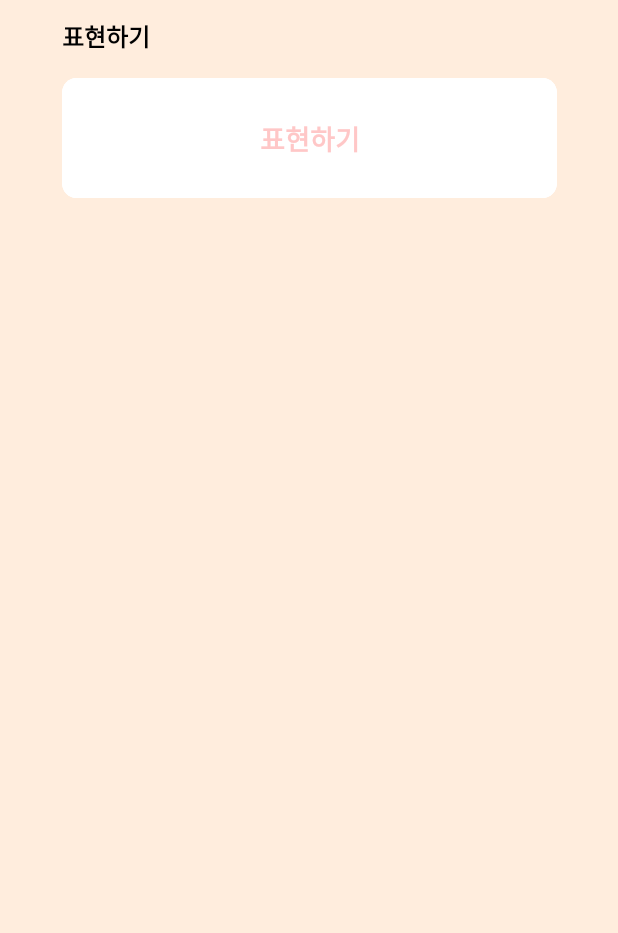
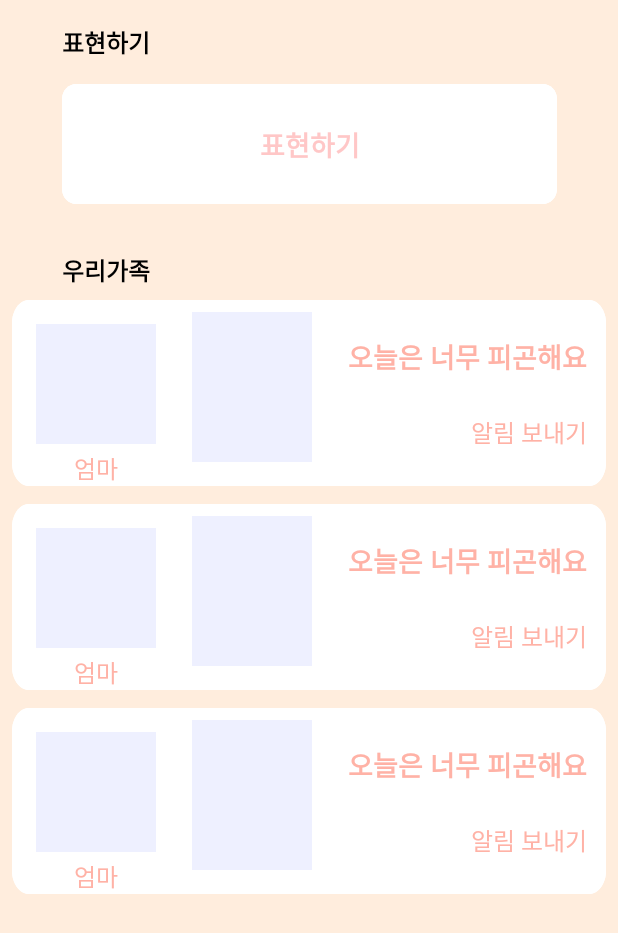
Before and after one commit to ChanggiJeon/dodamdodam, an Android app: the layout fragment_family.xml on its own in the app's theme, with its tools: preview values and no code run, on a phone screen of 412 x 824 dp. Shown: the top 933 px of the screen. Run offline under Robolectric (Android 15) with nearby library versions, the phone set to English and light mode, and no system bars.

Commit message:
[S06P31D203-43] FE/feature/가족 컨디션 : 리사이클러뷰, 아이템 구현

```diff
--- a/family -FE/app/src/main/res/layout/fragment_family.xml
+++ b/family -FE/app/src/main/res/layout/fragment_family.xml
@@ -12,11 +12,11 @@
         android:id="@+id/textView2"
         android:layout_width="wrap_content"
         android:layout_height="wrap_content"
-        android:layout_marginTop="12dp"
+        android:layout_marginTop="16dp"
+        android:text="@string/main_today_expression"
+        android:textColor="@color/black"
         android:textSize="16sp"
         android:textStyle="bold"
-        android:textColor="@color/black"
-        android:text="@string/main_today_expression"
         app:layout_constraintStart_toStartOf="@+id/layout_today_expression"
         app:layout_constraintTop_toTopOf="parent" />
 
@@ -32,4 +32,31 @@
         app:layout_constraintStart_toStartOf="parent"
         app:layout_constraintTop_toBottomOf="@+id/textView2" />
 
+    <TextView
+        android:id="@+id/textView3"
+        android:layout_width="wrap_content"
+        android:layout_height="wrap_content"
+        android:layout_marginTop="32dp"
+        android:text="@string/main_today_status"
+        android:textColor="@color/black"
+        android:textSize="16sp"
+        android:textStyle="bold"
+        app:layout_constraintStart_toStartOf="@+id/layout_today_expression"
+        app:layout_constraintTop_toBottomOf="@+id/layout_today_expression" />
+
+    <androidx.recyclerview.widget.RecyclerView
+        android:id="@+id/status_recyclerView"
+        android:layout_width="match_parent"
+        android:layout_height="0dp"
+        android:layout_marginStart="8dp"
+        android:layout_marginTop="8dp"
+        android:layout_marginEnd="8dp"
+        android:orientation="vertical"
+        app:layoutManager="androidx.recyclerview.widget.LinearLayoutManager"
+        app:layout_constraintBottom_toBottomOf="parent"
+        app:layout_constraintEnd_toEndOf="parent"
+        app:layout_constraintStart_toStartOf="parent"
+        app:layout_constraintTop_toBottomOf="@+id/textView3"
+        tools:listitem="@layout/item_family_status" />
+
 </androidx.constraintlayout.widget.ConstraintLayout>
--- /dev/null
+++ b/family -FE/app/src/main/res/layout/item_family_status.xml
@@ -0,0 +1,84 @@
+<?xml version="1.0" encoding="utf-8"?>
+<layout xmlns:app="http://schemas.android.com/apk/res-auto"
+    xmlns:android="http://schemas.android.com/apk/res/android"
+    xmlns:tools="http://schemas.android.com/tools">
+
+
+    <androidx.constraintlayout.widget.ConstraintLayout
+        android:layout_width="match_parent"
+        android:layout_height="wrap_content"
+        android:background="@drawable/text_and_box"
+        android:layout_marginBottom="12dp">
+
+        <ImageView
+            android:id="@+id/family_profile_image"
+            android:layout_width="80dp"
+            android:layout_height="80dp"
+            android:layout_marginStart="16dp"
+            android:layout_marginTop="16dp"
+            android:scaleType="centerCrop"
+            android:src="@color/material_dynamic_secondary95"
+            app:layout_constraintStart_toStartOf="parent"
+            app:layout_constraintTop_toTopOf="parent" />
+
+        <TextView
+            android:id="@+id/family_role"
+            android:layout_width="wrap_content"
+            android:layout_height="wrap_content"
+            android:layout_marginTop="4dp"
+            android:ellipsize="end"
+            android:fontFamily="@font/spoqahansans"
+            android:textColor="@color/pink01"
+            android:text="엄마"
+            android:textSize="16sp"
+            app:layout_constraintEnd_toEndOf="@+id/family_profile_image"
+            app:layout_constraintStart_toStartOf="@+id/family_profile_image"
+            app:layout_constraintTop_toBottomOf="@+id/family_profile_image" />
+
+        <ImageView
+            android:id="@+id/family_status_image"
+            android:layout_width="80dp"
+            android:layout_height="100dp"
+            android:layout_marginStart="24dp"
+            android:layout_marginTop="8dp"
+            android:scaleType="centerCrop"
+            android:src="@color/material_dynamic_secondary95"
+            app:layout_constraintStart_toEndOf="@+id/family_profile_image"
+            app:layout_constraintTop_toTopOf="parent" />
+
+        <TextView
+            android:id="@+id/family_status"
+            android:layout_width="wrap_content"
+            android:layout_height="wrap_content"
+            android:layout_marginStart="24dp"
+            android:layout_marginTop="16dp"
+            android:ellipsize="end"
+            android:maxLines="2"
+            android:textStyle="bold"
+            android:fontFamily="@font/spoqahansans"
+            android:textColor="@color/pink01"
+            android:text="오늘은 너무 피곤해요"
+            android:textSize="18sp"
+            app:layout_constraintStart_toEndOf="@+id/family_status_image"
+            app:layout_constraintTop_toTopOf="@+id/family_status_image" />
+
+        <TextView
+            android:id="@+id/family_message_button"
+            android:layout_width="wrap_content"
+            android:layout_height="wrap_content"
+            android:layout_marginTop="16dp"
+            android:ellipsize="end"
+            android:fontFamily="@font/spoqahansans"
+            android:maxLines="2"
+            android:text="알림 보내기"
+            android:textColor="@color/pink01"
+            android:textSize="16sp"
+            app:layout_constraintBottom_toBottomOf="@+id/family_status_image"
+            app:layout_constraintEnd_toEndOf="@+id/family_status"
+            app:layout_constraintTop_toBottomOf="@+id/family_status" />
+
+
+
+    </androidx.constraintlayout.widget.ConstraintLayout>
+
+</layout>
--- a/family -FE/app/src/main/res/values/strings.xml
+++ b/family -FE/app/src/main/res/values/strings.xml
@@ -9,7 +9,8 @@
 
     <string name="tab_family">Family</string>
     <string name="tab_event">Event</string>
-    <!-- TODO: Remove or change this placeholder text -->
+
     <string name="hello_blank_fragment">Hello blank fragment</string>
     <string name="main_today_expression">표현하기</string>
+    <string name="main_today_status">우리가족</string>
 </resources>
```
